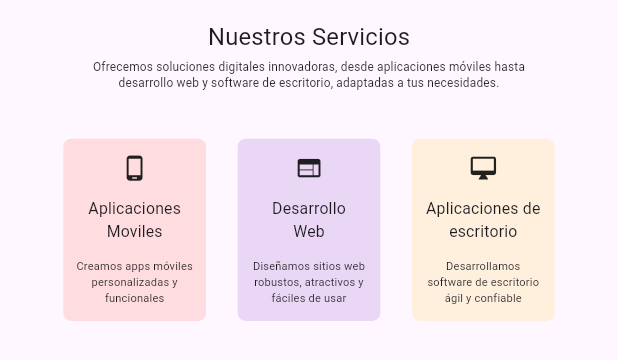
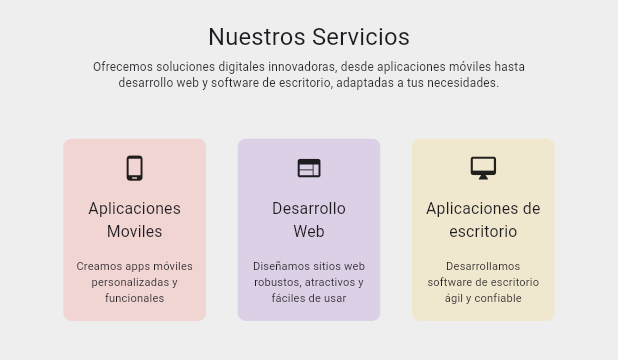
Before and after one commit to JohanDevNest/landing_page, a Flutter app: the ServicesView widget shown alone on an empty page, opened directly, on a phone screen of 412 x 824 dp. Shown: the top 360 px of the screen. Run offline on Flutter 3.47's test engine with Material 3 defaults, Android fonts, the phone set to English and light mode, and no system bars; our stand-ins replace animate_do, fluro, google_fonts; network calls fail.

Commit message:
updating the last commit

```diff
--- a/lib/ui/views/services_view.dart
+++ b/lib/ui/views/services_view.dart
@@ -1,3 +1,4 @@
+import 'package:animate_do/animate_do.dart';
 import 'package:flutter/material.dart';
 
 class ServicesView extends StatelessWidget {
@@ -8,21 +9,30 @@
     return Container(
       width: MediaQuery.of(context).size.width,
       height: MediaQuery.of(context).size.height,
-      color: Color(0x2F2933),
+      color: Colors.grey.shade200,//Color(0x2F2933),
       child: FittedBox(
         fit: BoxFit.contain,
         alignment: Alignment.topCenter,
         child: Column(
           children: [
             SizedBox(height: 25,),
-            Text(
-              'Nuestros Servicios',
-              style: TextStyle(
-                fontSize: 30,
-              ),
-              ),
+            FadeIn(
+              duration: Duration(seconds: 1),
+              delay: Durations.extralong3,
+              //from:200,
+              child: Text(
+                'Nuestros Servicios',
+                style: TextStyle(
+                  fontSize: 30,
+                ),
+                ),
+            ),
             SizedBox(height: 5,),
-            Container(width: 600,child: Text('Ofrecemos soluciones digitales innovadoras, desde aplicaciones móviles hasta desarrollo web y software de escritorio, adaptadas a tus necesidades.', style: TextStyle(fontSize: 15), textAlign: TextAlign.center,)),
+            FadeIn(
+              duration: Duration(seconds: 1),
+              delay: Durations.extralong4,
+              //from: 200,
+              child: Container(width: 600,child: Text('Ofrecemos soluciones digitales innovadoras, desde aplicaciones móviles hasta desarrollo web y software de escritorio, adaptadas a tus necesidades.', style: TextStyle(fontSize: 15), textAlign: TextAlign.center,))),
             SizedBox(height: 30,),
 
             Container(
```
Also changed, not shown: lib/ui/views/hero_view.dart (+6 -4 lines).
